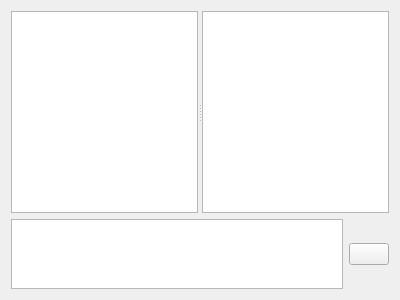
This is src/roomview.ui in Ralith/nachat as Qt 5 draws it before an edit. The edited form follows.
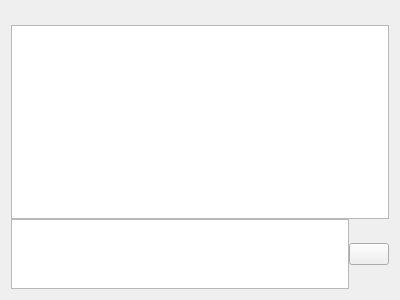
This is the edited form. Icons and pictures are not drawn.

Commit message: Custom message rendering, topics

What changed in the file:
```diff
--- a/src/roomview.ui
+++ b/src/roomview.ui
@@ -10,12 +10,22 @@
     <height>300</height>
    </rect>
   </property>
-  <property name="windowTitle">
-   <string>Form</string>
-  </property>
-  <layout class="QVBoxLayout" name="verticalLayout">
+  <layout class="QVBoxLayout" name="verticalLayout" stretch="0,1,0">
+   <property name="spacing">
+    <number>0</number>
+   </property>
    <item>
-    <widget class="QSplitter" name="splitter">
+    <widget class="QLabel" name="topic">
+     <property name="textFormat">
+      <enum>Qt::PlainText</enum>
+     </property>
+     <property name="textInteractionFlags">
+      <set>Qt::LinksAccessibleByMouse|Qt::TextSelectableByMouse</set>
+     </property>
+    </widget>
+   </item>
+   <item>
+    <widget class="QSplitter" name="central_splitter">
      <property name="sizePolicy">
       <sizepolicy hsizetype="Expanding" vsizetype="Expanding">
        <horstretch>0</horstretch>
@@ -25,24 +35,6 @@
      <property name="orientation">
       <enum>Qt::Horizontal</enum>
      </property>
-     <widget class="QTextEdit" name="message_view">
-      <property name="focusPolicy">
-       <enum>Qt::NoFocus</enum>
-      </property>
-      <property name="readOnly">
-       <bool>true</bool>
-      </property>
-      <property name="html">
-       <string notr="true">&lt;!DOCTYPE HTML PUBLIC &quot;-//W3C//DTD HTML 4.0//EN&quot; &quot;http://www.w3.org/TR/REC-html40/strict.dtd&quot;&gt;
-&lt;html&gt;&lt;head&gt;&lt;meta name=&quot;qrichtext&quot; content=&quot;1&quot; /&gt;&lt;style type=&quot;text/css&quot;&gt;
-p, li { white-space: pre-wrap; }
-&lt;/style&gt;&lt;/head&gt;&lt;body style=&quot; font-family:'Sans Serif'; font-size:9pt; font-weight:400; font-style:normal;&quot;&gt;
-&lt;p style=&quot;-qt-paragraph-type:empty; margin-top:0px; margin-bottom:0px; margin-left:0px; margin-right:0px; -qt-block-indent:0; text-indent:0px;&quot;&gt;&lt;br /&gt;&lt;/p&gt;&lt;/body&gt;&lt;/html&gt;</string>
-      </property>
-      <property name="textInteractionFlags">
-       <set>Qt::TextBrowserInteraction</set>
-      </property>
-     </widget>
      <widget class="QListWidget" name="memberlist">
       <property name="sizePolicy">
        <sizepolicy hsizetype="Preferred" vsizetype="Expanding">
@@ -54,7 +46,7 @@
     </widget>
    </item>
    <item>
-    <layout class="QHBoxLayout" name="horizontalLayout">
+    <layout class="QHBoxLayout" name="horizontalLayout" stretch="0,0">
      <item>
       <widget class="QTextEdit" name="entry">
        <property name="sizePolicy">
```
The commit also changes 7 other files.
